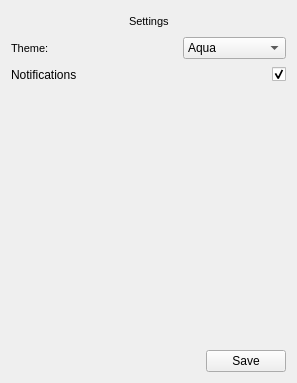
Above: miMessageClient/settingsmenu.ui from lucky-rydar/miMessage before the change. Below: the same form after it.
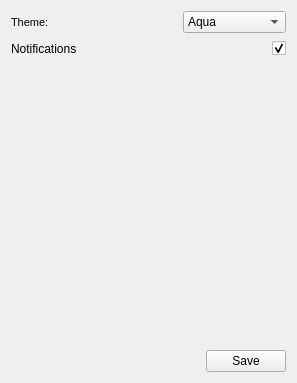
That is the form after the change.

Commit message: Added fine titles for all windows

```diff
--- a/miMessageClient/settingsmenu.ui
+++ b/miMessageClient/settingsmenu.ui
@@ -18,48 +18,6 @@
     <layout class="QVBoxLayout" name="verticalLayout_2">
      <item>
       <layout class="QVBoxLayout" name="verticalLayout">
-       <item>
-        <layout class="QHBoxLayout" name="horizontalLayout">
-         <item>
-          <spacer name="horizontalSpacer_3">
-           <property name="orientation">
-            <enum>Qt::Horizontal</enum>
-           </property>
-           <property name="sizeHint" stdset="0">
-            <size>
-             <width>40</width>
-             <height>20</height>
-            </size>
-           </property>
-          </spacer>
-         </item>
-         <item>
-          <widget class="QLabel" name="label">
-           <property name="font">
-            <font>
-             <pointsize>8</pointsize>
-            </font>
-           </property>
-           <property name="text">
-            <string>Settings</string>
-           </property>
-          </widget>
-         </item>
-         <item>
-          <spacer name="horizontalSpacer">
-           <property name="orientation">
-            <enum>Qt::Horizontal</enum>
-           </property>
-           <property name="sizeHint" stdset="0">
-            <size>
-             <width>40</width>
-             <height>20</height>
-            </size>
-           </property>
-          </spacer>
-         </item>
-        </layout>
-       </item>
        <item>
         <layout class="QHBoxLayout" name="horizontalLayout_2">
          <item>
```
The commit also changes 3 other files.
